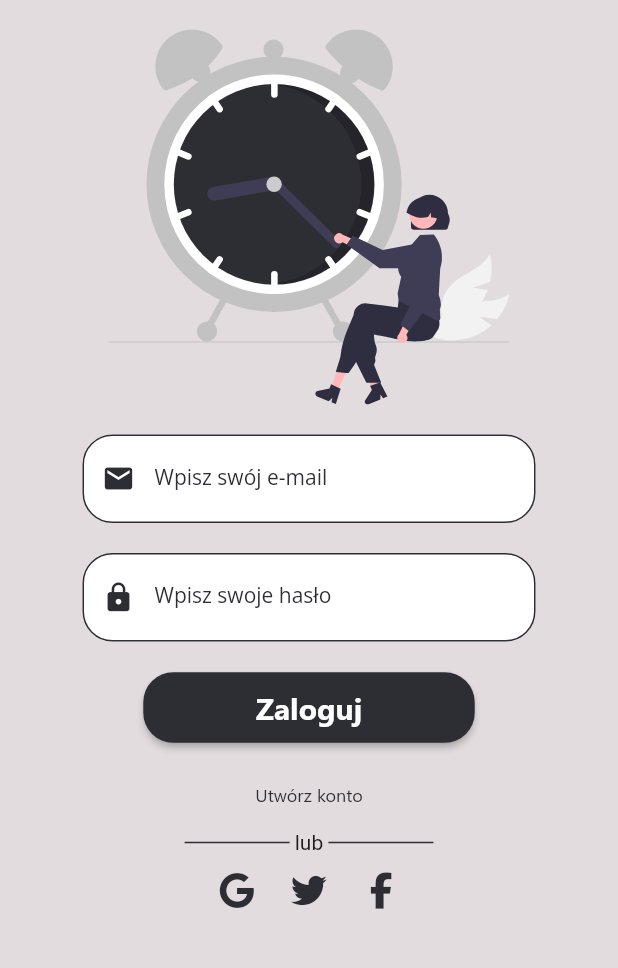
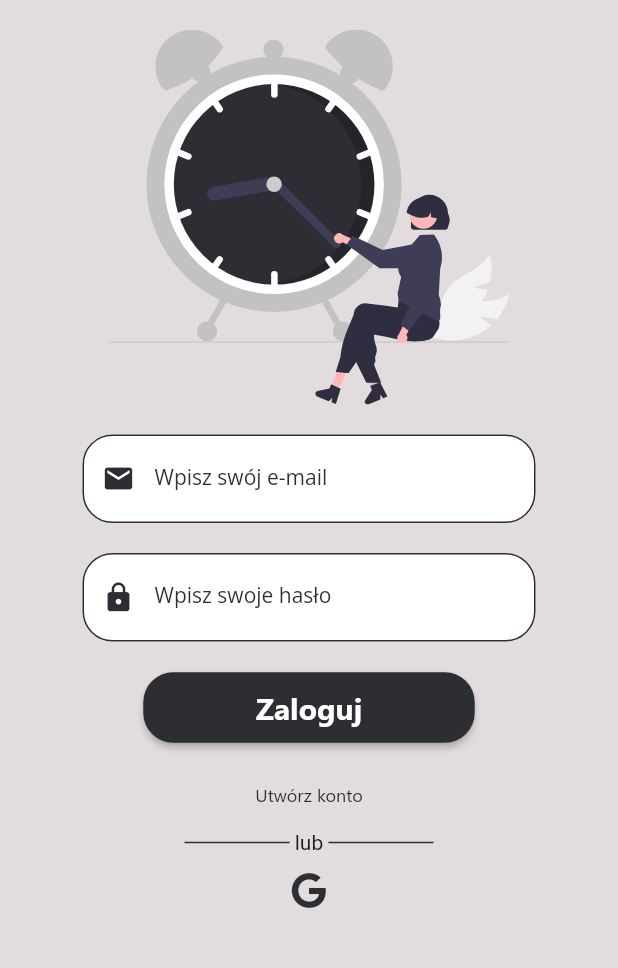
Before and after one commit to Keriw01/znajdz_chwile, a Flutter app: the screen it shows after launch, on a phone screen of 412 x 824 dp, the part 92-1060 px from its top. Run offline on Flutter 3.47's test engine with Material 2 defaults, Android fonts, the phone set to English and light mode, and no system bars; our stand-ins replace flutter_svg, fluttertoast, font_awesome_flutter, get, google_sign_in, shared_preferences.

```diff
--- a/lib/api_connection/api_connection.dart
+++ b/lib/api_connection/api_connection.dart
@@ -3,7 +3,6 @@ class API {
       "https://znajdzchwile.000webhostapp.com/api_znajdz_chwile";
   static const hostConnectUser = "$hostConnect/user";
 
-  //User signUp/Login
   static const validateEmail = "$hostConnect/user/validate_email.php";
   static const signUp = "$hostConnect/user/signup.php";
   static const login = "$hostConnect/user/login.php";
--- a/lib/users/authentication/login_screen.dart
+++ b/lib/users/authentication/login_screen.dart
@@ -67,9 +67,7 @@ class _LoginState extends State<LoginScreen> {
           await http.post(Uri.parse(API.validateEmail), body: {
         'user_email': email,
       });
-      if (responseValidateEmail.statusCode ==
-          200) // HTTP 200 - OK success status of connection with api to server
-      {
+      if (responseValidateEmail.statusCode == 200) {
         var responseBodyOfValidateEmail =
             jsonDecode(responseValidateEmail.body);
         if (responseBodyOfValidateEmail['emailFound'] == true) {
@@ -88,18 +86,14 @@ class _LoginState extends State<LoginScreen> {
     try {
       var responseSignUp = await http.post(Uri.parse(API.signUpWithGoogle),
           body: userModel.toJson());
-      if (responseSignUp.statusCode ==
-          200) // HTTP 200 - OK success status of connection with api to server
-      {
+      if (responseSignUp.statusCode == 200) {
         var responseBodyOfSignUpUserWithGoogle =
             jsonDecode(responseSignUp.body);
         if (responseBodyOfSignUpUserWithGoogle['success'] == true) {
           try {
             var responseGetIdUserGoogle = await http
                 .post(Uri.parse(API.getIdUserGoogle), body: userModel.toJson());
-            if (responseGetIdUserGoogle.statusCode ==
-                200) // HTTP 200 - OK success status of connection with api to server
-            {
+            if (responseGetIdUserGoogle.statusCode == 200) {
               var responseBodyOfGetIdUserGoogle =
                   jsonDecode(responseGetIdUserGoogle.body);
               if (responseBodyOfGetIdUserGoogle['success'] == true) {
@@ -338,22 +332,6 @@ class _LoginState extends State<LoginScreen> {
                               ),
                               splashRadius: 0.1,
                             ),
-                            IconButton(
-                              onPressed: () {},
-                              icon: const Icon(
-                                FontAwesomeIcons.twitter,
-                                color: color8,
-                              ),
-                              splashRadius: 0.1,
-                            ),
-                            IconButton(
-                              onPressed: () {},
-                              icon: const Icon(
-                                FontAwesomeIcons.facebookF,
-                                color: color8,
-                              ),
-                              splashRadius: 0.1,
-                            ),
                           ],
                         )
                       ],
--- a/lib/users/authentication/signup_screen.dart
+++ b/lib/users/authentication/signup_screen.dart
@@ -30,9 +30,7 @@ class _LoginState extends State<SignUpScreen> {
       var response = await http.post(Uri.parse(API.validateEmail), body: {
         'user_email': emailController.text.trim(),
       });
-      if (response.statusCode ==
-          200) // HTTP 200 - OK success status of connection with api to server
-      {
+      if (response.statusCode == 200) {
         var responseBodyOfValidateEmail = jsonDecode(response.body);
         if (responseBodyOfValidateEmail['emailFound'] == true) {
           Fluttertoast.showToast(msg: "Email jest już używany!");
```
Also changed, not shown: pubspec.yaml (+8 -3 lines), assets/icons/logo.png (added), pubspec.lock, 28 other files.
